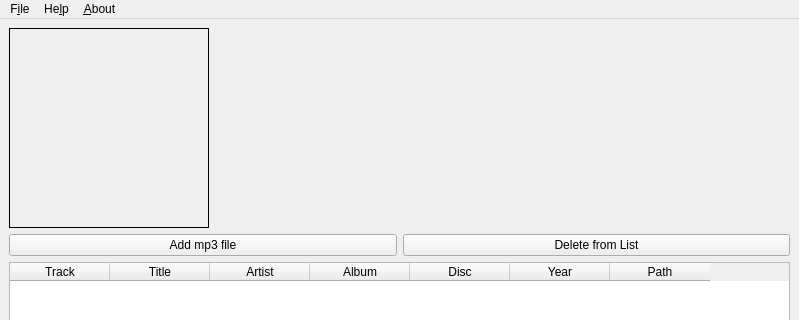
Old version of the form gui/main.ui in the repository DieNice/musictagger; both pictures show x 0 to 799 and y 0 to 320 of the 799 by 600 pixel window.
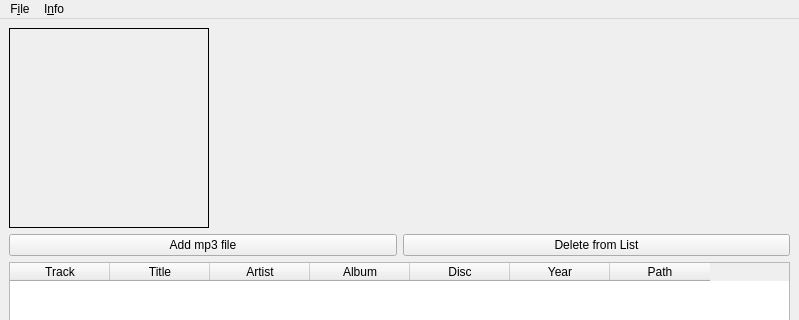
New version of the form. Icons and pictures are not drawn.

Commit message: added info; added message box about and help;

```diff
--- a/gui/main.ui
+++ b/gui/main.ui
@@ -208,14 +208,9 @@
      <height>30</height>
     </rect>
    </property>
-   <widget class="QMenu" name="menuHelp">
-    <property name="title">
-     <string>He&amp;lp</string>
-    </property>
-   </widget>
    <widget class="QMenu" name="menuAbout">
     <property name="title">
-     <string>&amp;About</string>
+     <string>I&amp;nfo</string>
     </property>
    </widget>
    <widget class="QMenu" name="menuFile">
@@ -227,7 +222,6 @@
     <addaction name="actionExit"/>
    </widget>
    <addaction name="menuFile"/>
-   <addaction name="menuHelp"/>
    <addaction name="menuAbout"/>
   </widget>
   <action name="actionOpen_files">
```
Left out of the diff: 12 changed lines with no effect on the pictures. The commit also changes 2 other files.
